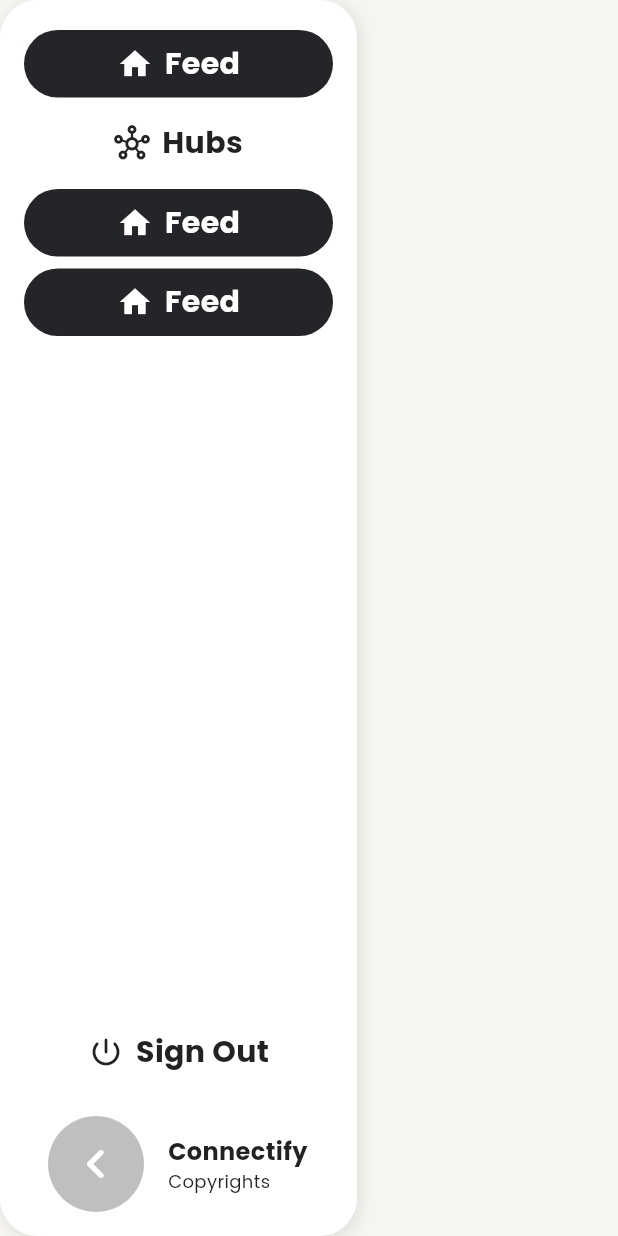
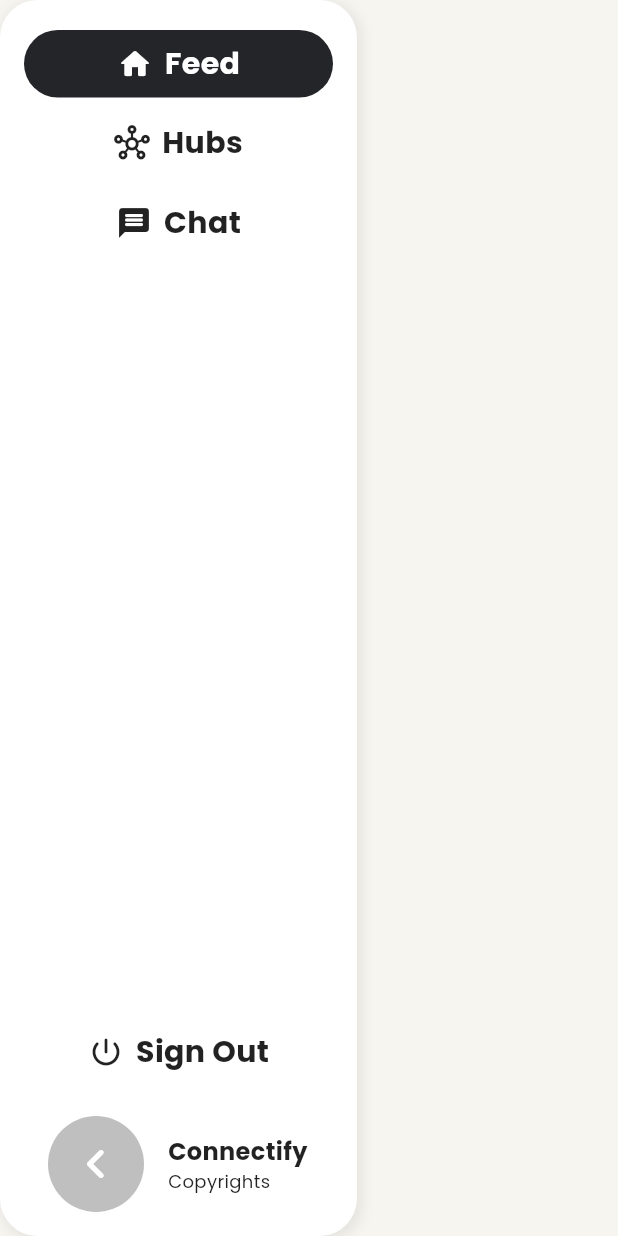
Before and after one commit to Parth-11/Connectify-App, a Flutter app: the ConnectifyDrawer widget shown alone on an empty page, opened directly, on a phone screen of 412 x 824 dp. Run offline on Flutter 3.47's test engine with Material 3 defaults, Android fonts, the phone set to English and light mode, and no system bars; our stand-ins replace google_fonts, shared_preferences; accounts and stored records are empty; network calls fail.

Commit message:
Fixed auto generation of drawer tiles from controller

```diff
--- a/lib/widgets/drawer.dart
+++ b/lib/widgets/drawer.dart
@@ -28,10 +28,13 @@ class ConnectifyDrawer extends StatelessWidget {
       child: Column(
         crossAxisAlignment: CrossAxisAlignment.start,
         children: [
-          DrawerTile(icon: Icons.home, title: "Feed", onTap: () {}),
-          DrawerTile(icon: Icons.hub_outlined, title: "Hubs", onTap: () {}),
-          DrawerTile(icon: Icons.home, title: "Feed", onTap: () {}),
-          DrawerTile(icon: Icons.home, title: "Feed", onTap: () {}),
+          ...drawerController.tiles.entries.map(
+            (e) => DrawerTile(
+              icon: e.value[0],
+              title: e.key,
+              onTap: () => drawerController.select(e.key),
+            ),
+          ),
           const Spacer(),
           Divider(
             indent: 16,
```
